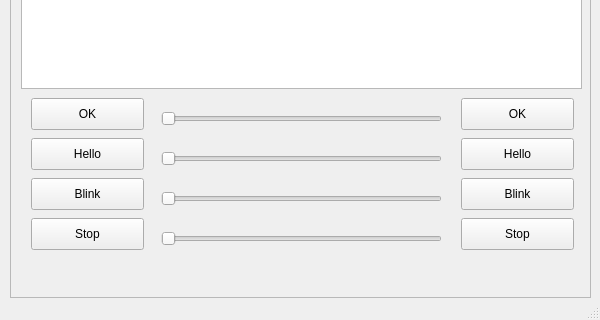
This is mainwindow.ui in BillSnook/PiWorld as Qt 5 draws it before an edit; both pictures show x 0 to 600 and y 179 to 499 of the 600 by 499 pixel window. The edited form follows.
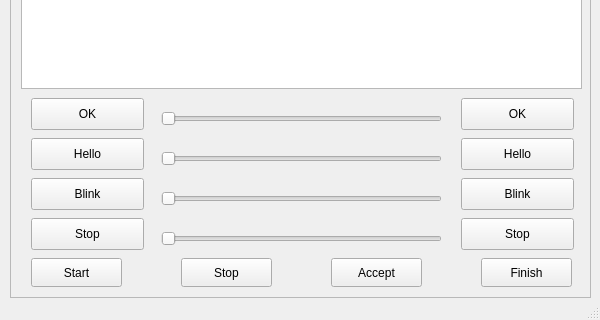
This is the edited form.

Diff of the .ui file:
```diff
--- a/mainwindow.ui
+++ b/mainwindow.ui
@@ -211,6 +211,58 @@
        <string>Stop</string>
       </property>
      </widget>
+     <widget class="QPushButton" name="testButton0">
+      <property name="geometry">
+       <rect>
+        <x>20</x>
+        <y>330</y>
+        <width>91</width>
+        <height>29</height>
+       </rect>
+      </property>
+      <property name="text">
+       <string>Start</string>
+      </property>
+     </widget>
+     <widget class="QPushButton" name="testButton1">
+      <property name="geometry">
+       <rect>
+        <x>170</x>
+        <y>330</y>
+        <width>91</width>
+        <height>29</height>
+       </rect>
+      </property>
+      <property name="text">
+       <string>Stop</string>
+      </property>
+     </widget>
+     <widget class="QPushButton" name="testButton2">
+      <property name="geometry">
+       <rect>
+        <x>320</x>
+        <y>330</y>
+        <width>91</width>
+        <height>29</height>
+       </rect>
+      </property>
+      <property name="text">
+       <string>Accept</string>
+      </property>
+     </widget>
+     <widget class="QPushButton" name="testButton3">
+      <property name="geometry">
+       <rect>
+        <x>470</x>
+        <y>330</y>
+        <width>91</width>
+        <height>29</height>
+       </rect>
+      </property>
+      <property name="text">
+       <string>Finish</string>
+      </property>
+     </widget>
     </widget>
    </widget>
    <widget class="QScrollArea" name="connectBox">
```
Left out of the diff: 12 changed lines with no effect on the pictures.
